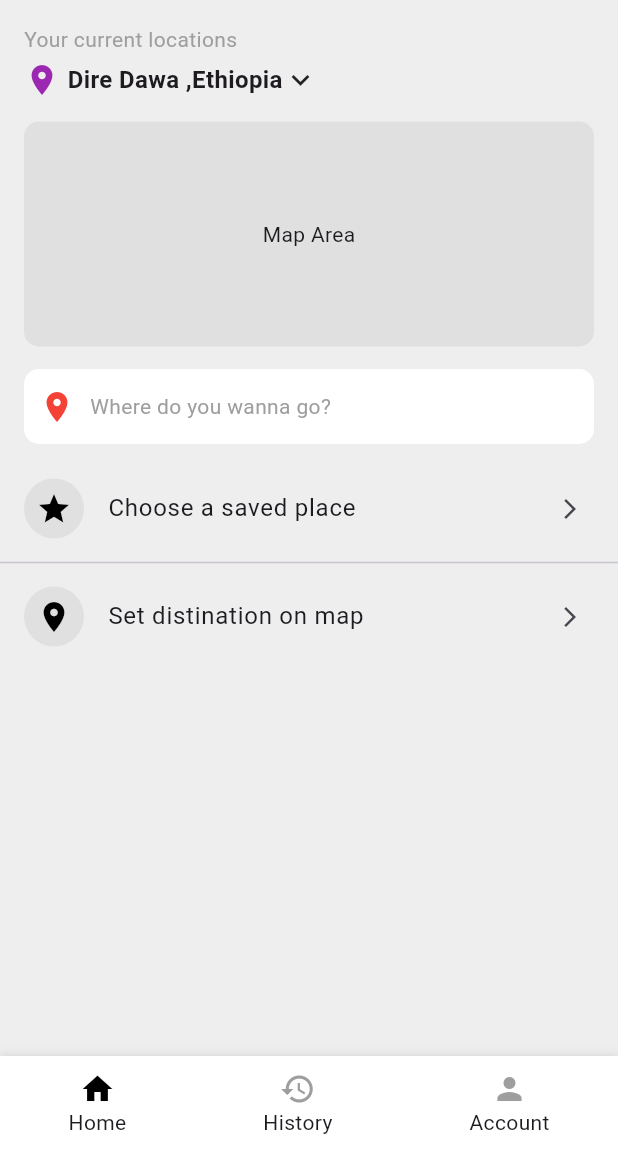
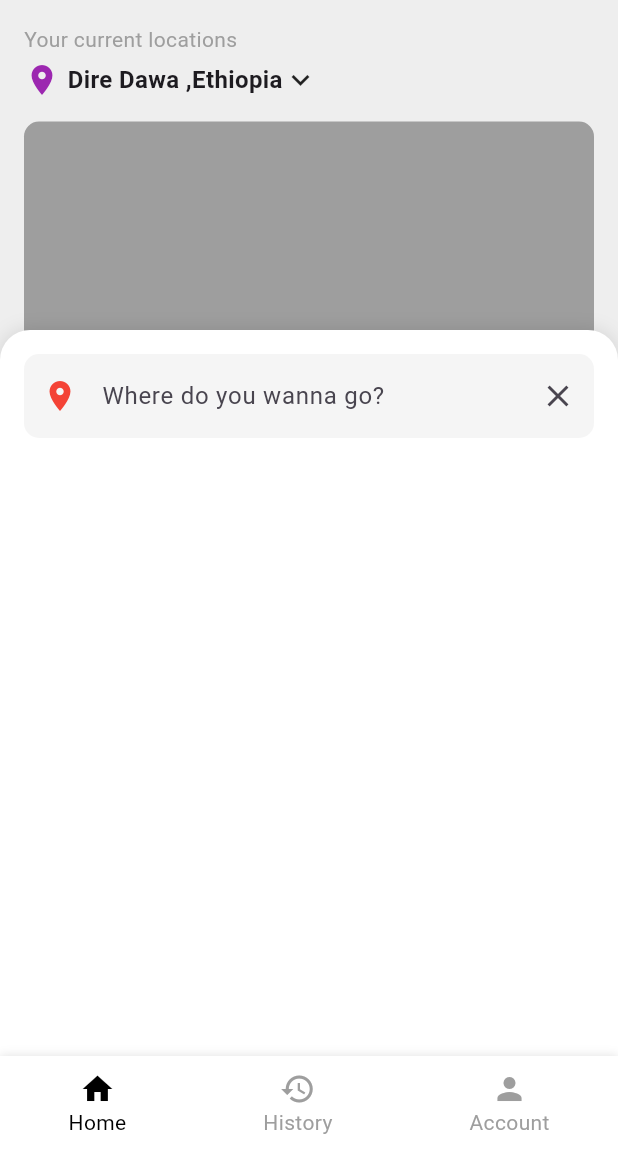
Before and after one commit to feyysel/flutter-project, a Flutter app: the screen it shows after launch, on a phone screen of 412 x 824 dp, the part 84-1236 px from its top. Run offline on Flutter 3.47's test engine with Material 3 defaults, Android fonts, the phone set to English and light mode, and no system bars.

Commit message:
final homepage

```diff
--- a/lib/home_page.dart
+++ b/lib/home_page.dart
@@ -1,6 +1,23 @@
 import 'package:flutter/material.dart';
 
-class HomePage extends StatelessWidget {
+class HomePage extends StatefulWidget {
+  @override
+  _HomePageState createState() => _HomePageState();
+}
+
+class _HomePageState extends State<HomePage> {
+  TextEditingController searchController = TextEditingController();
+  bool isSearching = false;
+  bool isMapFullScreen = false;
+
+  void showMessage(String text) {
+    ScaffoldMessenger.of(context).showSnackBar(
+      SnackBar(content: Text(text)),
+    );
+  }
+
+  int selectedIndex = 0;
+
   @override
   Widget build(BuildContext context) {
     return Scaffold(
@@ -10,7 +27,10 @@ class HomePage extends StatelessWidget {
       appBar: AppBar(
         backgroundColor: Colors.white,
         elevation: 0,
-        leading: Icon(Icons.menu, color: Colors.black),
+        leading: IconButton(
+          icon: Icon(Icons.menu, color: Colors.black),
+          onPressed: () => showMessage("Menu clicked"),
+        ),
         title: Text(
           "Safe and Reliable Rides",
           style: TextStyle(color: Colors.black),
@@ -19,37 +39,43 @@ class HomePage extends StatelessWidget {
         actions: [
           Padding(
             padding: EdgeInsets.only(right: 10),
+            child: GestureDetector(
+              onTap: () => showMessage("Profile clicked"),
               child: CircleAvatar(
                 backgroundColor: Colors.teal,
                 child: Icon(Icons.person, color: Colors.white),
+              ),
             ),
           )
         ],
       ),
 
       /// BODY
-      body: Column(
+      body: Stack(
+  children: [
+    /// MAIN CONTENT (MAP + TOP)
+    Column(
       crossAxisAlignment: CrossAxisAlignment.start,
       children: [
-          /// LOCATION TEXT
+        /// LOCATION
         Padding(
           padding: EdgeInsets.all(16),
+          child: GestureDetector(
+            onTap: () => showMessage("Change location"),
             child: Column(
               crossAxisAlignment: CrossAxisAlignment.start,
               children: [
                 Text("Your current locations",
                     style: TextStyle(color: Colors.grey)),
-
                 SizedBox(height: 5),
-
                 Row(
                   children: [
                     Icon(Icons.location_on, color: Colors.purple),
                     SizedBox(width: 5),
                     Text(
                       "Dire Dawa ,Ethiopia",
-                      style:
-                          TextStyle(fontSize: 16, fontWeight: FontWeight.bold),
+                      style: TextStyle(
+                          fontSize: 16, fontWeight: FontWeight.bold),
                     ),
                     Icon(Icons.keyboard_arrow_down)
                   ],
@@ -57,69 +83,133 @@ class HomePage extends StatelessWidget {
               ],
             ),
           ),
-
-          /// MAP AREA (temporary)
-          Container(
-            height: 150,
-            margin: EdgeInsets.symmetric(horizontal: 16),
-            decoration: BoxDecoration(
-              borderRadius: BorderRadius.circular(10),
-              color: Colors.grey[300],
-            ),
-            child: Center(child: Text("Map Area")),
         ),
 
-          SizedBox(height: 15),
+        /// MAP
+        Expanded(
+  child: GestureDetector(
+    onTap: () {
+      setState(() {
+        isMapFullScreen = true;
+        isSearching = false;
+      });
+    },
+    child: Container(
+      margin: EdgeInsets.symmetric(horizontal: isMapFullScreen ? 0 : 16),
+      decoration: BoxDecoration(
+        borderRadius:
+            BorderRadius.circular(isMapFullScreen ? 0 : 10),
+        color: Colors.grey,
+      ),
+      child: Stack(
+        children: [
+          Center(
+            child: Text(
+              "MAP AREA",
+              style: TextStyle(color: Colors.white),
+            ),
+          ),
 
-          /// SEARCH BAR
-          Padding(
-            padding: EdgeInsets.symmetric(horizontal: 16),
+          /// BACK BUTTON (only when fullscreen)
+          if (isMapFullScreen)
+            Positioned(
+              top: 40,
+              left: 10,
+              child: FloatingActionButton(
+                mini: true,
+                onPressed: () {
+                  setState(() {
+                    isMapFullScreen = false;
+                  });
+                },
+                child: Icon(Icons.arrow_back),
+              ),
+            ),
+        ],
+      ),
+    ),
+  ),
+),
+      ],
+    ),
+
+    /// SEARCH PANEL (EXPANDS OVER MAP)
+    AnimatedPositioned(
+      duration: Duration(milliseconds: 300),
+      top: isMapFullScreen
+    ? MediaQuery.of(context).size.height
+    : (isSearching ? 0 : 220),
+      left: 0,
+      right: 0,
+      bottom: 0,
       child: Container(
-              padding: EdgeInsets.symmetric(horizontal: 10),
-              height: 50,
+        padding: EdgeInsets.all(16),
         decoration: BoxDecoration(
           color: Colors.white,
+          borderRadius: BorderRadius.vertical(top: Radius.circular(20)),
+          boxShadow: [
+            BoxShadow(color: Colors.black12, blurRadius: 10),
+          ],
+        ),
+        child: Column(
+          children: [
+            /// 🔍 SEARCH BAR
+            TextField(
+              controller: searchController,
+              onTap: () {
+                setState(() {
+                  isSearching = true;
+                });
+              },
+              decoration: InputDecoration(
+                hintText: "Where do you wanna go?",
+                prefixIcon:
+                    Icon(Icons.location_on, color: Colors.red),
+                suffixIcon: IconButton(
+                  icon: Icon(Icons.close),
+                  onPressed: () {
+                    searchController.clear();
+                    setState(() {
+                      isSearching = false;
+                    });
+                  },
+                ),
+                filled: true,
+                fillColor: Colors.grey[100],
+                border: OutlineInputBorder(
                   borderRadius: BorderRadius.circular(10),
+                  borderSide: BorderSide.none,
                 ),
-              child: Row(
-                children: [
-                  Icon(Icons.location_on, color: Colors.red),
-                  SizedBox(width: 10),
-                  Text("Where do you wanna go?",
-                      style: TextStyle(color: Colors.grey)),
+              ),
+            ),
+
+            SizedBox(height: 20),
+
+            /// OPTIONS (VISIBLE ONLY WHEN SEARCHING)
+            if (isSearching) ...[
+              ListTile(
+                onTap: () => showMessage("Saved places"),
+                leading: Icon(Icons.star),
+                title: Text("Choose a saved place"),
+              ),
+              Divider(),
+              ListTile(
+                onTap: () => showMessage("Set destination"),
+                leading: Icon(Icons.location_on),
+                title: Text("Set destination on map"),
+              ),
+            ],
           ],
         ),
       ),
     ),
 
-          SizedBox(height: 15),
-
-          /// OPTION 1
-          ListTile(
-            leading: CircleAvatar(
-              backgroundColor: Colors.grey[300],
-              child: Icon(Icons.star, color: Colors.black),
-            ),
-            title: Text("Choose a saved place"),
-            trailing: Icon(Icons.arrow_forward_ios, size: 16),
-          ),
-
-          Divider(),
-
-          /// OPTION 2
-          ListTile(
-            leading: CircleAvatar(
-              backgroundColor: Colors.grey[300],
-              child: Icon(Icons.location_on, color: Colors.black),
-            ),
-            title: Text("Set distination on map"),
-            trailing: Icon(Icons.arrow_forward_ios, size: 16),
-          ),
-
-          Spacer(),
-
-          /// BOTTOM NAV
-          Container(
+    /// 🔻 BOTTOM NAV (ALWAYS FIXED)
+    Positioned(
+      bottom: 0,
+      left: 0,
+      right: 0,
+      child: Container(
         padding: EdgeInsets.symmetric(vertical: 10),
         decoration: BoxDecoration(
           color: Colors.white,
@@ -130,28 +220,37 @@ class HomePage extends StatelessWidget {
         child: Row(
           mainAxisAlignment: MainAxisAlignment.spaceAround,
           children: [
-                Column(
+            buildNavItem(Icons.home, "Home", 0),
+            buildNavItem(Icons.history, "History", 1),
+            buildNavItem(Icons.person, "Account", 2),
+          ],
+        ),
+      ),
+    ),
+  ],
+),
+    );
+  }
+
+  Widget buildNavItem(IconData icon, String label, int index) {
+    return GestureDetector(
+      onTap: () {
+        setState(() {
+          selectedIndex = index;
+        });
+        showMessage("$label clicked");
+      },
+      child: Column(
         mainAxisSize: MainAxisSize.min,
         children: [
-                    Icon(Icons.home, color: Colors.black),
-                    Text("Home"),
-                  ],
+          Icon(
+            icon,
+            color: selectedIndex == index ? Colors.black : Colors.grey,
           ),
-                Column(
-                  mainAxisSize: MainAxisSize.min,
-                  children: [
-                    Icon(Icons.history, color: Colors.grey),
-                    Text("History"),
-                  ],
-                ),
-                Column(
-                  mainAxisSize: MainAxisSize.min,
-                  children: [
-                    Icon(Icons.person, color: Colors.grey),
-                    Text("Account"),
-                  ],
-                ),
-              ],
+          Text(
+            label,
+            style: TextStyle(
+              color: selectedIndex == index ? Colors.black : Colors.grey,
             ),
           ),
         ],
```
Lines whose indentation alone changed are shown as unchanged.
